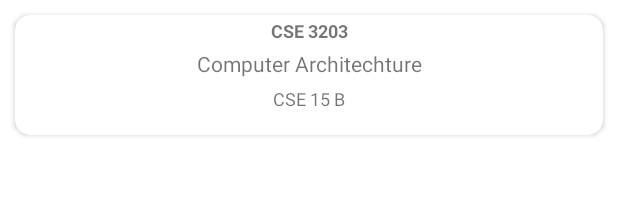
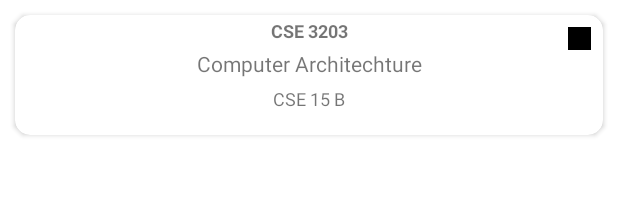
Before and after one commit to mrsaurov/AttendanceManager, an Android app: the layout course_list_item.xml on its own in the app's theme, with its tools: preview values and no code run, on a phone screen of 412 x 824 dp. Shown: the top 217 px of the screen. Run offline under Robolectric (Android 15) with nearby library versions, the phone set to English and light mode, and no system bars.

Commit message:
Added bottom sheet modal to course list item

```diff
--- a/app/src/main/res/layout/course_list_item.xml
+++ b/app/src/main/res/layout/course_list_item.xml
@@ -1,6 +1,7 @@
 <LinearLayout xmlns:android="http://schemas.android.com/apk/res/android"
     xmlns:card_view="http://schemas.android.com/apk/res-auto"
     xmlns:tools="http://schemas.android.com/tools"
+    xmlns:app="http://schemas.android.com/apk/res-auto"
     android:layout_width="match_parent"
     android:layout_height="100dp">
 
@@ -65,6 +66,25 @@
                 card_view:layout_constraintVertical_bias="0.833"
                 tools:text="CSE 15 B" />
 
+
+            <ImageView
+                android:id="@+id/course_menu_image_view"
+                app:ico_icon="ion-android-more-vertical"
+                tools:src="@color/black"
+                android:layout_width="15dp"
+                android:layout_height="15dp"
+                android:layout_marginStart="8dp"
+                android:layout_marginTop="8dp"
+                android:layout_marginEnd="8dp"
+                android:layout_marginBottom="8dp"
+                android:clickable="true"
+                card_view:layout_constraintBottom_toBottomOf="parent"
+                card_view:layout_constraintEnd_toEndOf="parent"
+                card_view:layout_constraintHorizontal_bias="1.0"
+                card_view:layout_constraintStart_toEndOf="@+id/course_no"
+                card_view:layout_constraintTop_toTopOf="parent"
+                card_view:layout_constraintVertical_bias="0.0" />
+
         </androidx.constraintlayout.widget.ConstraintLayout>
 
     </androidx.cardview.widget.CardView>
--- a/app/src/main/res/values/colors.xml
+++ b/app/src/main/res/values/colors.xml
@@ -15,4 +15,6 @@
     <color name="menuBackground">#ccffffff</color>
     <color name="cardBackgroundColor">#ffffff</color>
     <color name="progressBarColor">#000000</color>
+
+    <color name="bottom_sheet_icon_color">#737373</color>
 </resources>
--- a/app/src/main/res/values/dimens.xml
+++ b/app/src/main/res/values/dimens.xml
@@ -19,4 +19,9 @@
     <dimen name="ic_album_overflow_height">30dp</dimen>
     <dimen name="ic_album_overflow_margin_top">10dp</dimen>
 
+
+    <dimen name="bottom_sheet_corner_radius">16dp</dimen>
+    <dimen name="bottom_sheet_top_padding">8dp</dimen>
+    <dimen name="bottom_sheet_item_margin">15dp</dimen>
+
 </resources>
```
Also changed, not shown: app/build.gradle (+7 -1 lines), app/src/main/java/com/saurov/attendancemanager/activites/CourseActivity.java (+20 -1 lines), app/src/main/java/com/saurov/attendancemanager/adapters/CourseAdapter.java (+42 -0 lines), app/src/main/java/com/saurov/attendancemanager/dialogs/BottomSheetDialogFrament.java (added, +22 -0 lines), app/src/main/java/com/saurov/attendancemanager/dialogs/RoundedBottomSheetDialogFragment.java (added, +23 -0 lines), app/src/main/res/drawable-v24/bg_bottom_sheet_dialog_fragment.xml (added, +10 -0 lines), app/src/main/res/layout/bottom_sheet_layout.xml (added, +63 -0 lines), app/src/main/res/values/styles.xml (+15 -0 lines).
